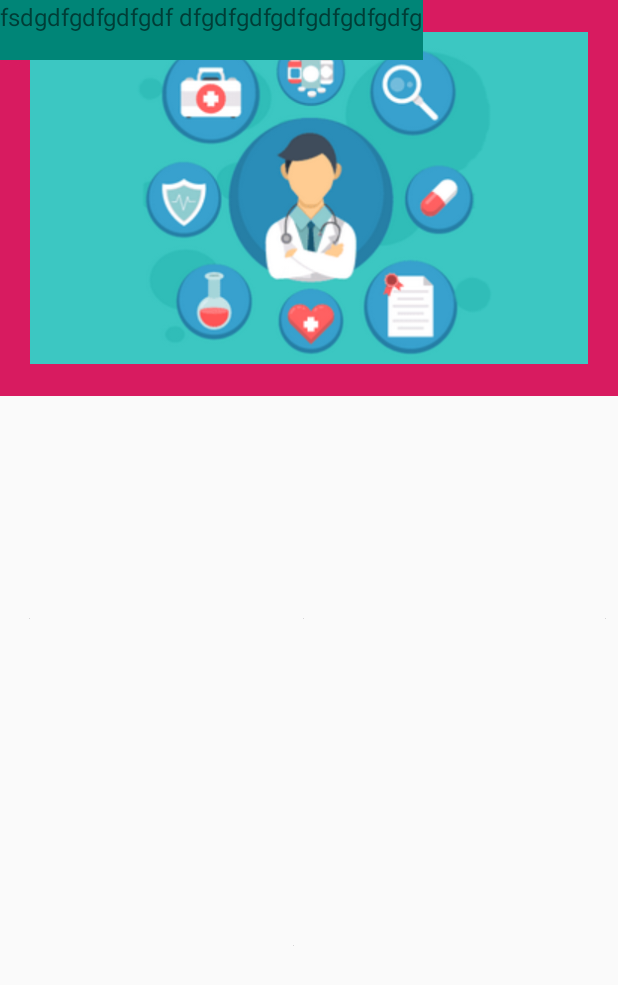
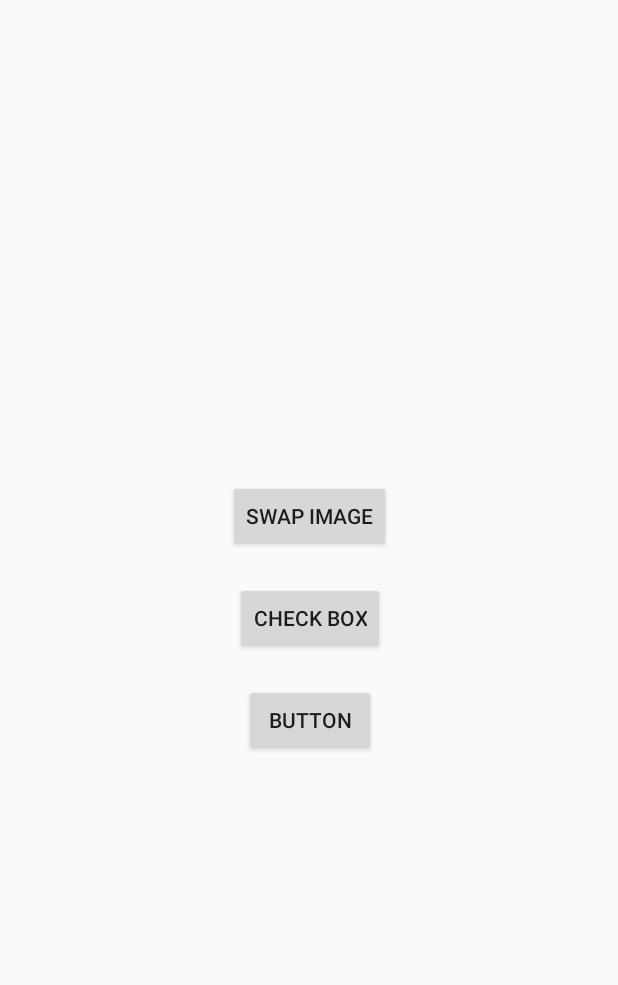
Before and after one commit to shayanzd20/swapImageConstrainLayout, an Android app: the layout activity_main.xml on its own in the app's theme, with its tools: preview values and no code run, on a phone screen of 412 x 824 dp. Shown: the top 985 px of the screen. Run offline under Robolectric (Android 15) with nearby library versions, the light colour scheme and no system bars.

Commit message:
checkbox-added

```diff
--- a/app/src/main/AndroidManifest.xml
+++ b/app/src/main/AndroidManifest.xml
@@ -13,15 +13,21 @@
             android:name=".ConstrainPart1Activity"
             android:label="@string/title_activity_constrain_part1"
             android:theme="@style/AppTheme.NoActionBar">
+
+        </activity>
+        <activity
+            android:name=".CheckBoxActivity"
+            android:label="@string/title_activity_constrain_part1"
+            android:theme="@style/AppTheme.NoActionBar">
+
+        </activity>
+        <activity android:name=".MainActivity">
             <intent-filter>
                 <action android:name="android.intent.action.MAIN" />
 
                 <category android:name="android.intent.category.LAUNCHER" />
             </intent-filter>
         </activity>
-        <activity android:name=".MainActivity">
-
-        </activity>
         <activity android:name=".AllergyListActivity"></activity>
     </application>
 
--- /dev/null
+++ b/app/src/main/java/com/example/sampleapp/CheckBoxActivity.java
@@ -0,0 +1,85 @@
+package com.example.sampleapp;
+
+import android.os.Bundle;
+import android.support.v7.app.AppCompatActivity;
+import android.view.View;
+import android.widget.Button;
+import android.widget.CheckBox;
+import android.widget.CompoundButton;
+import android.widget.Switch;
+import android.widget.Toast;
+
+public class CheckBoxActivity extends AppCompatActivity implements CompoundButton.OnCheckedChangeListener {
+
+
+    // declare checkboxes
+    CheckBox breakfast,dinner,lunch, salad;
+    Button ok, swapbtn;
+    Switch dietConfirm;
+    String tempCheck;
+
+    @Override
+    protected void onCreate(Bundle savedInstanceState) {
+        super.onCreate(savedInstanceState);
+        setContentView(R.layout.checkbox);
+
+//        increment = findViewById(R.id.incre_id);
+//        reset = findViewById(R.id.reset_id);
+//
+//        show = findViewById(R.id.textView3);
+//        setNumber = findViewById(R.id.editText);
+//
+//        temp = 0;
+//        number = 0;
+//
+//        setNumber.setText("1");
+
+
+        // find view by id for checkbox
+        dietConfirm = findViewById(R.id.switch1);
+        dietConfirm.setOnCheckedChangeListener(new CompoundButton.OnCheckedChangeListener() {
+            @Override
+            public void onCheckedChanged(CompoundButton buttonView, boolean isChecked) {
+
+                if(isChecked)
+                {
+
+                }else{
+
+                }
+            }
+        });
+
+
+        breakfast = findViewById(R.id.checkBox2);
+        breakfast.setOnCheckedChangeListener(this);
+        dinner = findViewById(R.id.checkBox3);
+        dinner.setOnCheckedChangeListener(this);
+        lunch = findViewById(R.id.checkBox4);
+        lunch.setOnCheckedChangeListener(this);
+        salad = findViewById(R.id.checkBox5);
+        salad.setOnCheckedChangeListener(this);
+
+
+        ok = findViewById(R.id.button3);
+        ok.setOnClickListener(new View.OnClickListener() {
+            @Override
+            public void onClick(View v) {
+                Toast.makeText(CheckBoxActivity.this,tempCheck,Toast.LENGTH_LONG).show();
+            }
+        });
+
+        swapbtn = findViewById(R.id.swapbutton);
+    }
+
+    @Override
+    public void onCheckedChanged(CompoundButton buttonView, boolean isChecked) {
+
+        if(isChecked)
+        {
+            tempCheck = tempCheck + buttonView.getText()+ ",";
+        }else{
+            tempCheck = tempCheck.replace(buttonView.getText()," ");
+        }
+    }
+}
--- a/app/src/main/java/com/example/sampleapp/MainActivity.java
+++ b/app/src/main/java/com/example/sampleapp/MainActivity.java
@@ -1,103 +1,39 @@
 package com.example.sampleapp;
 
+import android.content.Intent;
 import android.support.v7.app.AppCompatActivity;
 import android.os.Bundle;
 import android.view.View;
 import android.widget.Button;
-import android.widget.CheckBox;
-import android.widget.CompoundButton;
-import android.widget.EditText;
-import android.widget.Switch;
-import android.widget.TextView;
-import android.widget.Toast;
 
-public class MainActivity extends AppCompatActivity implements CompoundButton.OnCheckedChangeListener {
 
-//    Button increment,reset;
-//    TextView show;
-//    EditText setNumber;
-
-//    int temp; // store the current number
-//    int number; // store value od edit text
+public class MainActivity extends AppCompatActivity {
 
     // declare checkboxes
-    CheckBox breakfast,dinner,lunch, salad;
-    Button ok;
-    Switch dietConfirm;
-    String tempCheck;
+    Button  swapbtn,checkboxbtn;
+
 
     @Override
     protected void onCreate(Bundle savedInstanceState) {
         super.onCreate(savedInstanceState);
-        setContentView(R.layout.checkbox);
+        setContentView(R.layout.activity_main);
+        swapbtn = findViewById(R.id.swapbutton);
+        checkboxbtn = findViewById(R.id.checkboxbutton);
+    }
 
-//        increment = findViewById(R.id.incre_id);
-//        reset = findViewById(R.id.reset_id);
-//
-//        show = findViewById(R.id.textView3);
-//        setNumber = findViewById(R.id.editText);
-//
-//        temp = 0;
-//        number = 0;
-//
-//        setNumber.setText("1");
+    public void goToSwapImage(View view)
+    {
+        Intent intent = new Intent(this,ConstrainPart1Activity.class);
+        startActivity(intent);
+    }
+
+    public void goToCheckBox(View view)
+    {
+        Intent intent = new Intent(this,CheckBoxActivity.class);
+        startActivity(intent);
+    }
 
 
-        // find view by id for checkbox
-        dietConfirm = findViewById(R.id.switch1);
-        dietConfirm.setOnCheckedChangeListener(new CompoundButton.OnCheckedChangeListener() {
-            @Override
-            public void onCheckedChanged(CompoundButton buttonView, boolean isChecked) {
-
-                if(isChecked)
-                {
-
-                }else{
-
-                }
-            }
-        });
 
 
-        breakfast = findViewById(R.id.checkBox2);
-        breakfast.setOnCheckedChangeListener(this);
-        dinner = findViewById(R.id.checkBox3);
-        dinner.setOnCheckedChangeListener(this);
-        lunch = findViewById(R.id.checkBox4);
-        lunch.setOnCheckedChangeListener(this);
-        salad = findViewById(R.id.checkBox5);
-        salad.setOnCheckedChangeListener(this);
-
-
-        ok = findViewById(R.id.button3);
-        ok.setOnClickListener(new View.OnClickListener() {
-            @Override
-            public void onClick(View v) {
-                Toast.makeText(MainActivity.this,tempCheck,Toast.LENGTH_LONG).show();
-            }
-        });
-    }
-
-//    public void increment (View v)
-//    {
-//        number = Integer.parseInt(setNumber.getText().toString());
-//        temp = number + temp;
-//        show.setText(temp + "");
-//    }
-//
-//    public void reset (View v)
-//    {
-//        show.setText("1");
-//    }
-
-    @Override
-    public void onCheckedChanged(CompoundButton buttonView, boolean isChecked) {
-
-        if(isChecked)
-        {
-            tempCheck = tempCheck + buttonView.getText()+ ",";
-        }else{
-            tempCheck = tempCheck.replace(buttonView.getText()," ");
-        }
-    }
 }
--- a/app/src/main/res/layout/activity_main.xml
+++ b/app/src/main/res/layout/activity_main.xml
@@ -9,121 +9,40 @@
     tools:context=".MainActivity">
 
 
-    <LinearLayout
-        android:id="@+id/linearLayout2"
-        android:layout_width="wrap_content"
-        android:layout_height="wrap_content"
-        android:background="@color/colorAccent"
-        android:orientation="horizontal"
-        app:layout_constraintStart_toStartOf="@+id/tableRow"
-        app:layout_constraintTop_toTopOf="@+id/tableRow">
-
-        <ImageView
-            android:id="@+id/imageView2"
-            android:layout_width="wrap_content"
-            android:layout_height="wrap_content"
-            android:layout_margin="20dp"
-            android:background="@color/colorAccent"
-            android:contentDescription="@string/desc"
-            android:src="@drawable/carousel1"
-
-            />
-
-    </LinearLayout>
-
-
-    <TextView
-        android:id="@+id/textView"
-        android:layout_width="wrap_content"
-        android:layout_height="wrap_content"
-        android:height="40dp"
-        android:background="@color/colorPrimary"
-        android:text="fsdgdfgdfgdfgdf dfgdfgdfgdfgdfgdfgdfg"
-        android:textSize="16sp"
-        app:layout_constraintStart_toStartOf="@+id/linearLayout2"
-        app:layout_constraintTop_toTopOf="@+id/linearLayout2" />
-
-
-    <ImageView
-        android:id="@+id/imageView4"
-        android:layout_width="wrap_content"
-        android:layout_height="wrap_content"
-        android:layout_marginStart="8dp"
-        android:layout_marginTop="8dp"
-        android:layout_marginEnd="8dp"
-        android:layout_marginBottom="8dp"
-        app:layout_constraintBottom_toBottomOf="parent"
-        app:layout_constraintEnd_toEndOf="@+id/imageView6"
-        app:layout_constraintStart_toStartOf="parent"
-        app:layout_constraintTop_toTopOf="@+id/linearLayout2"
-        tools:srcCompat="@tools:sample/avatars[0]" />
-
-    <ImageView
-        android:id="@+id/imageView5"
+    <Button
+        android:id="@+id/swapbutton"
         android:layout_width="wrap_content"
         android:layout_height="wrap_content"
         android:layout_marginStart="8dp"
         android:layout_marginEnd="8dp"
-        android:layout_marginBottom="8dp"
-        app:layout_constraintBottom_toBottomOf="parent"
+        android:layout_marginBottom="20dp"
+        android:onClick="goToSwapImage"
+        android:text="Swap Image"
+        app:layout_constraintBottom_toTopOf="@+id/checkboxbutton"
         app:layout_constraintEnd_toEndOf="parent"
-        app:layout_constraintHorizontal_bias="0.474"
         app:layout_constraintStart_toStartOf="parent"
         app:layout_constraintTop_toTopOf="parent"
-        app:layout_constraintVertical_bias="0.773"
-        tools:srcCompat="@tools:sample/avatars[1]" />
+        app:layout_constraintVertical_chainStyle="packed" />
 
-    <ImageView
-        android:id="@+id/imageView7"
+    <Button
+        android:id="@+id/checkboxbutton"
         android:layout_width="wrap_content"
         android:layout_height="wrap_content"
-        android:layout_marginStart="8dp"
-        android:layout_marginTop="8dp"
-        android:layout_marginEnd="8dp"
-        android:layout_marginBottom="8dp"
-        app:layout_constraintBottom_toBottomOf="parent"
-        app:layout_constraintEnd_toEndOf="@+id/linearLayout2"
-        app:layout_constraintEnd_toStartOf="@+id/imageView6"
-        app:layout_constraintHorizontal_bias="0.03"
-        app:layout_constraintStart_toStartOf="parent"
-        app:layout_constraintTop_toTopOf="@+id/linearLayout2"
-        tools:srcCompat="@tools:sample/avatars[2]" />
+        android:layout_marginBottom="20dp"
+        android:onClick="goToCheckBox"
+        android:text="Check Box"
+        app:layout_constraintBottom_toTopOf="@+id/button8"
+        app:layout_constraintEnd_toEndOf="@+id/swapbutton"
+        app:layout_constraintStart_toStartOf="@+id/swapbutton"
+        app:layout_constraintTop_toBottomOf="@+id/swapbutton" />
 
-
-    <ImageView
-        android:id="@+id/imageView6"
+    <Button
+        android:id="@+id/button8"
         android:layout_width="wrap_content"
         android:layout_height="wrap_content"
-        android:layout_marginStart="8dp"
-        android:layout_marginTop="8dp"
-        android:layout_marginEnd="8dp"
-        android:layout_marginBottom="8dp"
+        android:text="Button"
         app:layout_constraintBottom_toBottomOf="parent"
-        app:layout_constraintEnd_toEndOf="parent"
-        app:layout_constraintHorizontal_bias="1.0"
-        app:layout_constraintStart_toEndOf="@+id/imageView7"
-        app:layout_constraintStart_toStartOf="parent"
-        app:layout_constraintTop_toTopOf="@+id/linearLayout2"
-        tools:srcCompat="@tools:sample/avatars[2]" />
-
-
-    <TableRow
-        android:id="@+id/tableRow"
-        android:layout_width="wrap_content"
-        android:layout_height="wrap_content"
-        app:layout_constraintBottom_toTopOf="parent"
-        app:layout_constraintEnd_toStartOf="parent"
-        app:layout_constraintStart_toStartOf="parent"
-        app:layout_constraintTop_toTopOf="parent" />
-
-    <TableRow
-        android:id="@+id/tableRow2"
-        android:layout_width="wrap_content"
-        android:layout_height="wrap_content"
-        app:layout_constraintBottom_toTopOf="parent"
-        app:layout_constraintEnd_toStartOf="parent"
-        app:layout_constraintStart_toStartOf="parent"
-        app:layout_constraintTop_toTopOf="parent" />
-
-
+        app:layout_constraintEnd_toEndOf="@+id/checkboxbutton"
+        app:layout_constraintStart_toStartOf="@+id/checkboxbutton"
+        app:layout_constraintTop_toBottomOf="@+id/checkboxbutton" />
 </android.support.constraint.ConstraintLayout>
```
